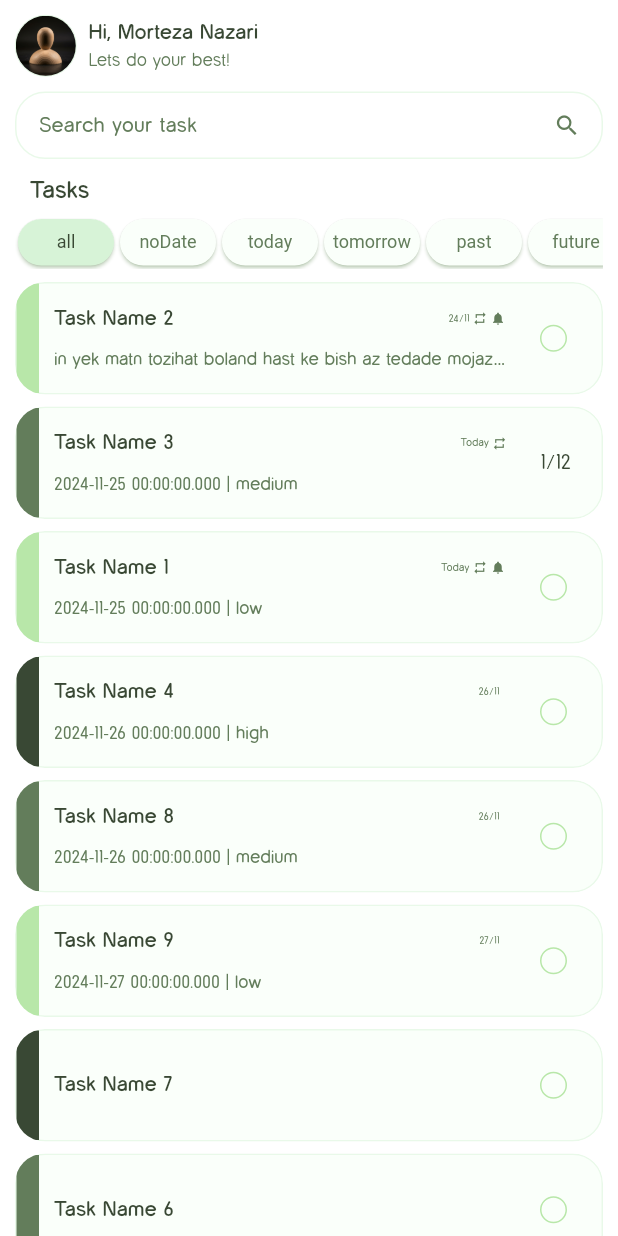
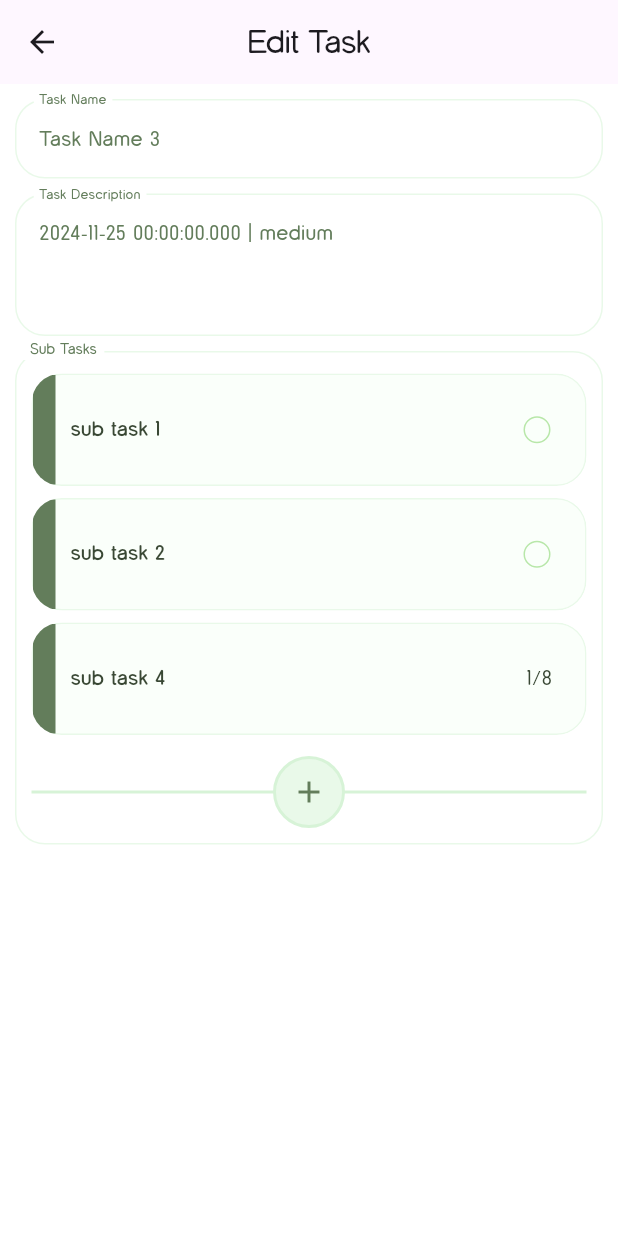
Before and after one commit to mortezanazari-hub/emendo_flutter, a Flutter app: the screen it shows after launch, on a phone screen of 412 x 824 dp. Run offline on Flutter 3.47's test engine with Material 3 defaults, Android fonts, the phone set to English and light mode, and no system bars; our stand-ins replace bloc, dio, equatable, flutter_bloc, flutter_svg, get_it and 3 more.

Commit message:
add task edit and reorganize some widgets

```diff
--- a/lib/core/utils/app_const.dart
+++ b/lib/core/utils/app_const.dart
@@ -40,13 +40,13 @@ class AppConst {
   static const Color disabledColor = Color(0xffbabfcd);
   static const Color indigoColor = Color(0xFF1C2135);
 
-  static const Color color0 = Color(0xffF7FFF7);
+  static const Color color0 = Color(0xffFFFFFF);
   static const Color color1 = Color(0xFFFAFFFA);
   static const Color color2 = Color(0xFFE9F9E9);
   static const Color color3 = Color(0xFFD7F3D7);
   static const Color color4 = Color(0xFFB8E7A9);
-  static const Color color4_5 = Color(0xFF637D5B);
   static const Color color5 = Color(0xFF637D5B);
-  static const Color color6 = Color(0xFF394834);
-  static const Color color7 = Color(0xFF0E120C);
+  static const Color color6 = Color(0xFF637D5B);
+  static const Color color7 = Color(0xFF394834);
+  static const Color color8 = Color(0xFF0E120C);
 }
--- a/lib/core/utils/filter_search.dart
+++ b/lib/core/utils/filter_search.dart
@@ -38,7 +38,7 @@ class FilterButton extends StatelessWidget {
                 overlayColor: WidgetStatePropertyAll(AppConst.color2),
                 shadowColor: WidgetStatePropertyAll(AppConst.color4),
                 foregroundColor: WidgetStatePropertyAll(
-                  value == initialFilter ? AppConst.color6 : AppConst.color5,
+                  value == initialFilter ? AppConst.color7 : AppConst.color6,
                 ),
                 backgroundColor: WidgetStatePropertyAll(
                     value == initialFilter ? AppConst.color3 : AppConst.color1),
--- a/lib/core/utils/is_today.dart
+++ b/lib/core/utils/is_today.dart
@@ -1,4 +1,4 @@
-class IsToday {
+class IsDay {
   static bool isToday(DateTime date) {
     final now = DateTime.now();
     return date.year == now.year &&
--- /dev/null
+++ b/lib/core/utils/subTaskCounter.dart
@@ -0,0 +1,20 @@
+import 'package:emendo/features/tasks/data/model/task_model.dart';
+
+class Subtaskcounter {
+  static int countAllSubTasks(TaskModel task) {
+    int count = task.subTasks?.length ?? 0;
+    task.subTasks?.forEach((subTask) {
+      count += countAllSubTasks(subTask);
+    });
+    return count;
+  }
+
+  static int countCompletedSubTasks(TaskModel task) {
+    int count = 0;
+    task.subTasks?.forEach((subTask) {
+      if (subTask.isCompleted == true) count++;
+      count += countCompletedSubTasks(subTask);
+    });
+    return count;
+  }
+}
--- /dev/null
+++ b/lib/core/widgets/line_with_icon_clip_path.dart
@@ -0,0 +1,63 @@
+import 'package:emendo/core/utils/app_const.dart';
+import 'package:flutter/material.dart';
+
+class LineWithIcon extends StatelessWidget {
+  final Color? lineColor;
+  final Color? iconColor;
+  final Color? backgroundColor;
+  final double? lineWidth;
+  final double? iconSize;
+  final IconData? icon;
+  final Function()? onTap;
+
+  const LineWithIcon(
+      {super.key,
+      this.lineColor,
+      this.lineWidth,
+      this.iconSize,
+      this.icon,
+      this.onTap,
+      this.iconColor,
+      this.backgroundColor});
+
+  @override
+  Widget build(BuildContext context) {
+    return Center(
+      child: Stack(
+        alignment: Alignment.center,
+        children: [
+          Row(
+            children: [
+              Expanded(
+                child: Container(
+                  height: lineWidth ?? 2,
+                  color: lineColor ?? AppConst.color3,
+                ),
+              )
+            ],
+          ),
+          InkWell(
+            borderRadius: BorderRadius.circular(100),
+            onTap: onTap ?? () {},
+            child: Container(
+              decoration: BoxDecoration(
+                shape: BoxShape.circle,
+                color: backgroundColor ?? AppConst.color2,
+                border: Border.all(
+                  width: lineWidth ?? 2,
+                  color: lineColor ?? AppConst.color3,
+                ),
+              ),
+              padding: EdgeInsets.all(10),
+              child: Icon(
+                icon ?? Icons.add,
+                size: iconSize ?? 24,
+                color: iconColor ?? AppConst.color5,
+              ),
+            ),
+          ),
+        ],
+      ),
+    );
+  }
+}
--- /dev/null
+++ b/lib/core/widgets/my_style_text_form_field.dart
@@ -0,0 +1,193 @@
+import 'package:emendo/core/utils/app_const.dart';
+import 'package:flutter/material.dart';
+import 'package:flutter/services.dart';
+
+class MyStyleTextFormField extends StatelessWidget {
+  final OutlineInputBorder? focusedBorder;
+  final OutlineInputBorder? enabledBorder;
+  final OutlineInputBorder? border;
+  final TextStyle? hintStyle;
+  final TextStyle? labelStyle;
+  final String? labelText;
+  final String? hintText;
+  final TextEditingController? controller;
+  final String? initialValue;
+  final FocusNode? focusNode;
+  final InputDecoration? decoration;
+  final TextInputType? keyboardType;
+  final TextCapitalization textCapitalization;
+  final TextInputAction? textInputAction;
+  final TextStyle? style;
+  final TextAlign textAlign;
+  final TextAlignVertical? textAlignVertical;
+  final bool autofocus;
+  final bool readOnly;
+  final ToolbarOptions? toolbarOptions;
+  final bool? showCursor;
+  final String? obscuringCharacter;
+  final bool obscureText;
+  final bool autocorrect;
+  final SmartDashesType? smartDashesType;
+  final SmartQuotesType? smartQuotesType;
+  final bool enableSuggestions;
+  final int? maxLines;
+  final int? minLines;
+  final bool expands;
+  final int? maxLength;
+  final ValueChanged<String>? onChanged;
+  final GestureTapCallback? onTap;
+  final VoidCallback? onEditingComplete;
+  final ValueChanged<String>? onFieldSubmitted;
+  final FormFieldSetter<String>? onSaved;
+  final FormFieldValidator<String>? validator;
+  final List<TextInputFormatter>? inputFormatters;
+  final bool enabled;
+  final double cursorWidth;
+  final double? cursorHeight;
+  final Radius? cursorRadius;
+  final Color? cursorColor;
+  final Brightness? keyboardAppearance;
+  final EdgeInsets scrollPadding;
+  final bool enableInteractiveSelection;
+  final TextSelectionControls? selectionControls;
+  final InputCounterWidgetBuilder? buildCounter;
+  final ScrollPhysics? scrollPhysics;
+  final Iterable<String>? autofillHints;
+  final bool autovalidateMode;
+
+  const MyStyleTextFormField({
+    super.key,
+    this.controller,
+    this.initialValue,
+    this.focusNode,
+    this.decoration,
+    this.keyboardType,
+    this.textCapitalization = TextCapitalization.none,
+    this.textInputAction,
+    this.style,
+    this.textAlign = TextAlign.start,
+    this.textAlignVertical,
+    this.autofocus = false,
+    this.readOnly = false,
+    this.toolbarOptions,
+    this.showCursor,
+    this.obscuringCharacter = '•',
+    this.obscureText = false,
+    this.autocorrect = true,
+    this.smartDashesType,
+    this.smartQuotesType,
+    this.enableSuggestions = true,
+    this.maxLines = 1,
+    this.minLines,
+    this.expands = false,
+    this.maxLength,
+    this.onChanged,
+    this.onTap,
+    this.onEditingComplete,
+    this.onFieldSubmitted,
+    this.onSaved,
+    this.validator,
+    this.inputFormatters,
+    this.enabled = true,
+    this.cursorWidth = 2.0,
+    this.cursorHeight,
+    this.cursorRadius,
+    this.cursorColor,
+    this.keyboardAppearance,
+    this.scrollPadding = const EdgeInsets.all(20.0),
+    this.enableInteractiveSelection = true,
+    this.selectionControls,
+    this.buildCounter,
+    this.scrollPhysics,
+    this.autofillHints,
+    this.autovalidateMode = false,
+    this.hintText,
+    this.hintStyle,
+    this.focusedBorder,
+    this.enabledBorder,
+    this.border,
+    this.labelStyle,
+    this.labelText,
+  });
+
+  @override
+  Widget build(BuildContext context) {
+    return TextFormField(
+      controller: controller,
+      initialValue: initialValue,
+      focusNode: focusNode,
+      decoration: decoration ??
+          InputDecoration(
+              border: border ??
+                  OutlineInputBorder(
+                    borderSide: BorderSide(color: AppConst.color2, width: 1),
+                    borderRadius: BorderRadius.circular(20.0),
+                  ),
+              enabledBorder: enabledBorder ??
+                  OutlineInputBorder(
+                    borderSide: BorderSide(color: AppConst.color2, width: 1),
+                    borderRadius: BorderRadius.circular(20.0),
+                  ),
+              focusedBorder: focusedBorder ??
+                  OutlineInputBorder(
+                    borderSide: BorderSide(color: AppConst.color4, width: 1),
+                    borderRadius: BorderRadius.circular(20.0),
+                  ),
+              hintText: hintText,
+              hintStyle: hintStyle ??
+                  TextStyle(
+                    color: AppConst.color5,
+                    fontSize: 14,
+                  ),
+              labelText: labelText,
+              labelStyle: labelStyle ??
+                  TextStyle(
+                    color: AppConst.color5,
+                    fontSize: 12,
+                  )),
+      keyboardType: keyboardType,
+      textCapitalization: textCapitalization,
+      textInputAction: textInputAction,
+      style: style ??
+          TextStyle(
+            color: AppConst.color6,
+            fontSize: 14,
+          ),
+      textAlign: textAlign,
+      textAlignVertical: textAlignVertical,
+      autofocus: autofocus,
+      readOnly: readOnly,
+      toolbarOptions: toolbarOptions,
+      showCursor: showCursor,
+      obscuringCharacter: obscuringCharacter!,
+      obscureText: obscureText,
+      autocorrect: autocorrect,
+      smartDashesType: smartDashesType,
+      smartQuotesType: smartQuotesType,
+      enableSuggestions: enableSuggestions,
+      maxLines: maxLines,
+      minLines: minLines,
+      expands: expands,
+      maxLength: maxLength,
+      onChanged: onChanged,
+      onTap: onTap,
+      onEditingComplete: onEditingComplete,
+      onFieldSubmitted: onFieldSubmitted,
+      onSaved: onSaved,
+      validator: validator,
+      inputFormatters: inputFormatters,
+      enabled: enabled,
+      cursorWidth: cursorWidth,
+      cursorHeight: cursorHeight,
+      cursorRadius: cursorRadius,
+      cursorColor: cursorColor,
+      keyboardAppearance: keyboardAppearance,
+      scrollPadding: scrollPadding,
+      enableInteractiveSelection: enableInteractiveSelection,
+      selectionControls: selectionControls,
+      buildCounter: buildCounter,
+      scrollPhysics: scrollPhysics,
+      autofillHints: autofillHints,
+    );
+  }
+}
--- a/lib/features/home/presentation/pages/home_screen.dart
+++ b/lib/features/home/presentation/pages/home_screen.dart
@@ -1,5 +1,6 @@
 import 'package:emendo/core/utils/app_const.dart';
 import 'package:emendo/core/utils/filter_search.dart';
+import 'package:emendo/core/utils/subTaskCounter.dart';
 import 'package:emendo/core/widgets/app_link_text.dart';
 import 'package:emendo/features/tasks/data/local/test_db_tasks.dart';
 import 'package:emendo/features/tasks/data/model/task_model.dart';
@@ -35,23 +36,6 @@ class _HomeScreenState extends State<HomeScreen> {
   void initState() {
     super.initState();
     sortTasks();
-  }
-
-  int countAllSubTasks(TaskModel task) {
-    int count = task.subTasks?.length ?? 0;
-    task.subTasks?.forEach((subTask) {
-      count += countAllSubTasks(subTask);
-    });
-    return count;
-  }
-
-  int countCompletedSubTasks(TaskModel task) {
-    int count = 0;
-    task.subTasks?.forEach((subTask) {
-      if (subTask.isCompleted == true) count++;
-      count += countCompletedSubTasks(subTask);
-    });
-    return count;
   }
 
   @override
@@ -95,14 +79,14 @@ class _HomeScreenState extends State<HomeScreen> {
                           "Hi, $_userFullName",
                           style: TextStyle(
                               fontWeight: FontWeight.bold,
-                              color: AppConst.color6),
+                              color: AppConst.color7),
                         ), //name
                         const Text(
                           "Lets do your best!",
                           style: TextStyle(
                               fontSize: 12.0,
                               fontWeight: FontWeight.w300,
-                              color: AppConst.color5),
+                              color: AppConst.color6),
                         ), //motto description
                       ],
                     )
@@ -122,7 +106,7 @@ class _HomeScreenState extends State<HomeScreen> {
                     onChanged: (value) {
                       //search logic goes here
                     },
-                    style: TextStyle(color: AppConst.color5),
+                    style: TextStyle(color: AppConst.color6),
                     decoration: InputDecoration(
                       border: OutlineInputBorder(
                         borderSide:
@@ -141,12 +125,12 @@ class _HomeScreenState extends State<HomeScreen> {
                       ),
                       hintText: "Search your task",
                       hintStyle: TextStyle(
-                        color: AppConst.color4_5,
+                        color: AppConst.color5,
                         fontSize: 14,
                       ),
                       suffixIcon: Icon(
                         Icons.search,
-                        color: AppConst.color4_5,
+                        color: AppConst.color5,
                         size: 18,
                       ),
                     ),
@@ -163,7 +147,7 @@ class _HomeScreenState extends State<HomeScreen> {
                     "Tasks",
                     style: TextStyle(
                         fontWeight: FontWeight.bold,
-                        color: AppConst.color6,
+                        color: AppConst.color7,
                         fontSize: 16),
                   ),
                   Spacer(),
@@ -183,8 +167,10 @@ class _HomeScreenState extends State<HomeScreen> {
                   itemCount: TestDbTasks.taskList.length,
                   itemBuilder: (context, index) {
                     final task = sortedTasks.elementAt(index);
-                    final allTasksLength = countAllSubTasks(task);
-                    final completedTasksLength = countCompletedSubTasks(task);
+                    final allTasksLength =
+                        Subtaskcounter.countAllSubTasks(task);
+                    final completedTasksLength =
+                        Subtaskcounter.countCompletedSubTasks(task);
                     return TaskWidget(
                       task,
                       allTasksLength: allTasksLength,
--- a/lib/features/tasks/data/local/test_db_tasks.dart
+++ b/lib/features/tasks/data/local/test_db_tasks.dart
@@ -41,7 +41,6 @@ class TestDbTasks {
         subTasks: {
           TaskModel("sub task 1"),
           TaskModel("sub task 2"),
-          TaskModel("sub task 3"),
           TaskModel("sub task 4", subTasks: {
             TaskModel("sub sub task 1"),
             TaskModel("sub sub task 2"),
--- /dev/null
+++ b/lib/features/tasks/presentation/screen/task_edit_screen.dart
@@ -0,0 +1,140 @@
+import 'package:emendo/core/utils/app_const.dart';
+import 'package:emendo/core/utils/subTaskCounter.dart';
+import 'package:emendo/core/widgets/line_with_icon_clip_path.dart';
+import 'package:emendo/core/widgets/my_style_text_form_field.dart';
+import 'package:emendo/features/tasks/data/model/task_model.dart';
+import 'package:emendo/features/tasks/presentation/widget/task_view_model.dart';
+import 'package:flutter/material.dart';
+
+import '../../data/local/test_db_tasks.dart';
+
+class TaskEditScreen extends StatefulWidget {
+  late final TaskModel task;
+
+  TaskEditScreen({super.key}) {
+    task = TestDbTasks.taskList.toList()[2];
+  }
+
+  @override
+  State<TaskEditScreen> createState() => _TaskEditScreenState();
+}
+
+class _TaskEditScreenState extends State<TaskEditScreen> {
+  @override
+  Widget build(BuildContext context) {
+    final task = widget.task;
+    return Scaffold(
+      backgroundColor: AppConst.color0,
+      appBar: AppBar(
+        title: const Text('Edit Task'),
+        centerTitle: true,
+        leading: Icon(Icons.arrow_back),
+      ),
+      body: SingleChildScrollView(
+        child: Padding(
+          padding: EdgeInsets.all(10),
+          child: Column(
+            children: [
+              MyStyleTextFormField(
+                  labelText: "Task Name",
+                  hintText: "Task Name",
+                  initialValue: task.taskName),
+              SizedBox(
+                height: 10,
+              ),
+              MyStyleTextFormField(
+                hintText: "If your task has a description, you can write here",
+                labelText: "Task Description",
+                initialValue: task.taskDescription,
+                maxLines: 5,
+                minLines: 3,
+              ),
+              SizedBox(
+                height: 10,
+              ),
+              ContainerWithLabel(task: task)
+            ],
+          ),
+        ),
+      ),
+    );
+  }
+}
+
+class ContainerWithLabel extends StatelessWidget {
+  const ContainerWithLabel({
+    super.key,
+    required this.task,
+  });
+
+  final TaskModel task;
+
+  @override
+  Widget build(BuildContext context) {
+    return Stack(
+      clipBehavior: Clip.none,
+      children: [
+        Container(
+          padding: EdgeInsets.all(10),
+          decoration: BoxDecoration(
+              border: Border.all(color: AppConst.color2),
+              borderRadius: BorderRadius.circular(20)),
+          child: SubTasks(task: task),
+        ),
+        Positioned(
+          top: -8,
+          left: 5,
+          child: Container(
+            padding: EdgeInsets.symmetric(horizontal: 5),
+            color: AppConst.color0,
+            child: Text(
+              "Sub Tasks",
+              style: TextStyle(
+                color: AppConst.color5,
+                fontSize: 10,
+              ),
+            ),
+          ),
+        ),
+      ],
+    );
+  }
+}
+
+class SubTasks extends StatelessWidget {
+  const SubTasks({
+    super.key,
+    required this.task,
+  });
+
+  final TaskModel task;
+
+  @override
+  Widget build(BuildContext context) {
+    return Column(
+      children: [
+        if (task.subTasks.isNotEmpty)
+          ListView.builder(
+            shrinkWrap: true,
+            physics: NeverScrollableScrollPhysics(),
+            itemCount: task.subTasks.length,
+            itemBuilder: (context, index) {
+              final subTask = task.subTasks.elementAt(index);
+              final allTasksLength = Subtaskcounter.countAllSubTasks(subTask);
+              final completedTasksLength =
+                  Subtaskcounter.countCompletedSubTasks(subTask);
+              return TaskWidget(
+                subTask,
+                allTasksLength: allTasksLength,
+                completedTasksLength: completedTasksLength,
+              );
+            },
+          ),
+        SizedBox(height: 10),
+        LineWithIcon(
+          onTap: () {},
+        ),
+      ],
+    );
+  }
+}
--- a/lib/features/tasks/presentation/widget/task_view_model.dart
+++ b/lib/features/tasks/presentation/widget/task_view_model.dart
@@ -39,9 +39,9 @@ class _TaskWidgetState extends State<TaskWidget> {
                 width: 15,
                 decoration: BoxDecoration(
                   color: task.taskPriority == TaskPriority.high
-                      ? AppConst.color6
+                      ? AppConst.color7
                       : task.taskPriority == TaskPriority.medium
-                          ? AppConst.color5
+                          ? AppConst.color6
                           : AppConst.color4,
                 ),
               ),
@@ -59,7 +59,7 @@ class _TaskWidgetState extends State<TaskWidget> {
                         Text(
                           task.taskName,
                           style: TextStyle(
-                            color: AppConst.color6,
+                            color: AppConst.color7,
                             fontWeight: FontWeight.bold,
                           ),
                         ),
@@ -67,19 +67,19 @@ class _TaskWidgetState extends State<TaskWidget> {
                         //calendar icon
                         if (task.specificTime == true &&
                             task.dueDate != null &&
-                            IsToday.isToday(task.dueDate!))
+                            IsDay.isToday(task.dueDate!))
                           Text(
                             "Today",
-                            style: TextStyle(
-                                fontSize: 7, color: AppConst.color4_5),
+                            style:
+                                TextStyle(fontSize: 7, color: AppConst.color5),
                           ),
                         if (task.specificTime == true &&
                             task.dueDate != null &&
-                            !IsToday.isToday(task.dueDate!))
+                            !IsDay.isToday(task.dueDate!))
                           Text(
                             "${task.dueDate!.day.toString().padLeft(2, '0')}/${task.dueDate!.month.toString().padLeft(2, '0')}",
-                            style: TextStyle(
-                                fontSize: 7, color: AppConst.color4_5),
+                            style:
+                                TextStyle(fontSize: 7, color: AppConst.color5),
                           ),
                         SizedBox(width: 2),
                         //repeat icon
@@ -87,7 +87,7 @@ class _TaskWidgetState extends State<TaskWidget> {
                           Icon(
                             Icons.repeat,
                             size: 10,
-                            color: AppConst.color4_5,
+                            color: AppConst.color5,
                           ),
                         SizedBox(width: 2),
                         //notification icon
@@ -95,7 +95,7 @@ class _TaskWidgetState extends State<TaskWidget> {
                           Icon(
                             Icons.notifications,
                             size: 10,
-                            color: AppConst.color4_5,
+                            color: AppConst.color5,
                           ),
                       ],
                     ),
@@ -106,7 +106,7 @@ class _TaskWidgetState extends State<TaskWidget> {
                       Text(
                         task.taskDescription!,
                         style: TextStyle(
-                          color: AppConst.color5,
+                          color: AppConst.color6,
                           fontSize: 12,
                         ),
                         maxLines: 1,
@@ -124,7 +124,7 @@ class _TaskWidgetState extends State<TaskWidget> {
                   task.subTasks.isEmpty
                       ? Checkbox(
                           activeColor: AppConst.color4,
-                          checkColor: AppConst.color5,
+                          checkColor: AppConst.color6,
                           // fillColor: WidgetStatePropertyAll(AppConst.color4),
                           focusColor: AppConst.color3,
                           hoverColor: AppConst.color3,
@@ -142,7 +142,7 @@ class _TaskWidgetState extends State<TaskWidget> {
                           })
                       : Text(
                           "${widget.completedTasksLength}/${widget.allTasksLength}",
-                          style: TextStyle(color: AppConst.color6),
+                          style: TextStyle(color: AppConst.color7),
                         )
                 ],
               ),
--- a/lib/main.dart
+++ b/lib/main.dart
@@ -1,6 +1,7 @@
 import 'package:emendo/di.dart';
 import 'package:emendo/features/auth/presentation/blocs/auth_bloc/auth_bloc.dart';
 import 'package:emendo/features/home/presentation/pages/home_screen.dart';
+import 'package:emendo/features/tasks/presentation/screen/task_edit_screen.dart';
 import 'package:flutter/material.dart';
 import 'package:flutter_bloc/flutter_bloc.dart';
 
@@ -32,7 +33,8 @@ class MyApp extends StatelessWidget {
       ),
       debugShowCheckedModeBanner: false,
       title: 'EmenDo',
-      home: HomeScreen(),
+      home: TaskEditScreen(),
+      // home: HomeScreen(),
       // home: SplashScreen(),
     );
   }
```
